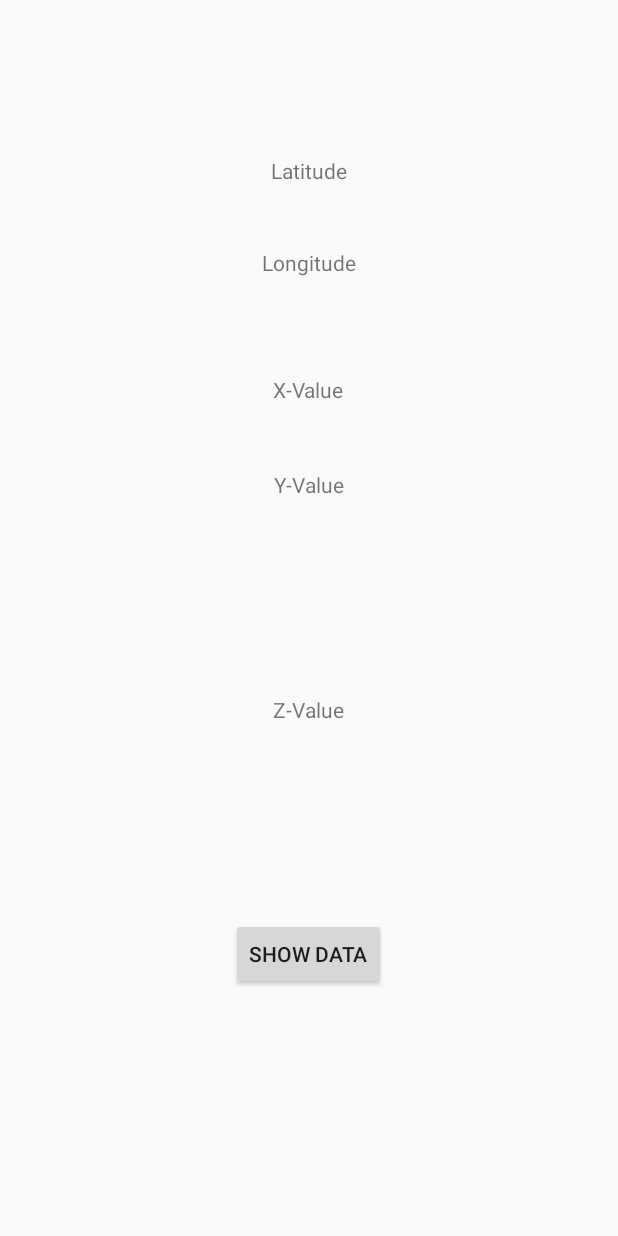
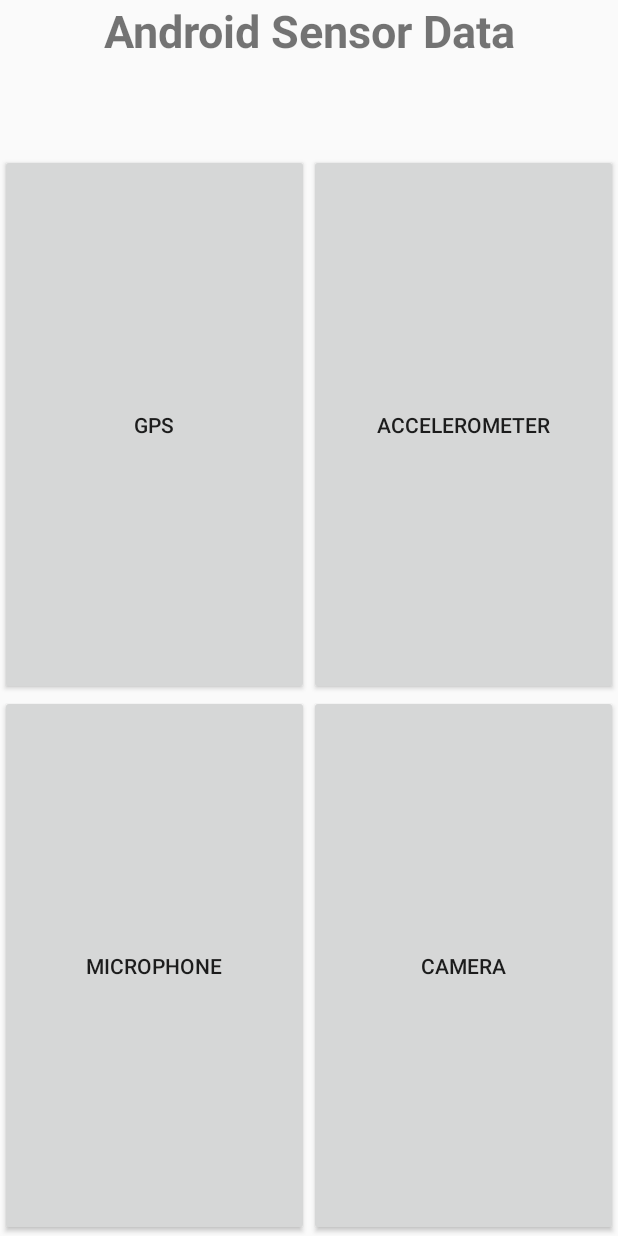
Before and after one commit to shuvornb/AndroidSensors, an Android app: the screen it shows after launch (MainActivity), on a phone screen of 412 x 824 dp. Run offline under Robolectric (Android 15) with nearby library versions, the phone set to English and light mode, and no system bars.

Commit message:
Home UI updated

```diff
--- a/app/src/main/java/com/ecit/androidsensors/MainActivity.kt
+++ b/app/src/main/java/com/ecit/androidsensors/MainActivity.kt
@@ -1,5 +1,6 @@
 package com.ecit.androidsensors
 
+import android.content.Intent
 import android.os.Bundle
 import androidx.appcompat.app.AppCompatActivity
 import kotlinx.android.synthetic.main.content_main.*
@@ -10,12 +11,14 @@ class MainActivity : AppCompatActivity() {
         super.onCreate(savedInstanceState)
         setContentView(R.layout.content_main)
 
-        btnShowData.setOnClickListener {
-            var locationDataProvider = LocationDataProvider()
-            val locationData = locationDataProvider.fetchLocationData(this, this)
+        btnCamera.setOnClickListener {
+            var intent = Intent(this, ImageActivity::class.java)
+            startActivity(intent)
+        }
 
-            txtViewLat.text = locationData.split(" ")[0]
-            txtViewLong.text = locationData.split(" ")[1]
+        btnGPS.setOnClickListener {
+            var gpsIntent = Intent(this, GPSActivity::class.java)
+            startActivity(gpsIntent)
         }
     }
 }
--- a/app/src/main/res/layout/content_main.xml
+++ b/app/src/main/res/layout/content_main.xml
@@ -1,64 +1,65 @@
 <?xml version="1.0" encoding="utf-8"?>
-<RelativeLayout xmlns:android="http://schemas.android.com/apk/res/android"
-    xmlns:tools="http://schemas.android.com/tools"
+
+<LinearLayout xmlns:android="http://schemas.android.com/apk/res/android"
     android:layout_width="match_parent"
     android:layout_height="match_parent"
-    tools:context=".MainActivity">
+    android:layout_alignParentStart="true"
+    android:layout_alignParentTop="true"
+    android:layout_marginStart="0dp"
+    android:layout_marginTop="0dp"
+    android:orientation="vertical">
 
     <TextView
-        android:id="@+id/txtViewLat"
-        android:layout_width="wrap_content"
+        android:id="@+id/txtViewAppName"
+        android:layout_width="match_parent"
         android:layout_height="wrap_content"
-        android:layout_alignParentTop="true"
-        android:layout_centerHorizontal="true"
-        android:layout_marginTop="104dp"
-        android:text="Latitude"
-        tools:layout_editor_absoluteX="172dp"
-        tools:layout_editor_absoluteY="237dp" />
+        android:layout_weight="0.2"
+        android:text="Android Sensor Data"
+        android:textAlignment="center"
+        android:textAllCaps="false"
+        android:textSize="30sp"
+        android:textStyle="bold" />
 
-    <TextView
-        android:id="@+id/txtViewLong"
-        android:layout_width="wrap_content"
+    <LinearLayout
+        android:layout_width="match_parent"
         android:layout_height="wrap_content"
-        android:layout_alignParentTop="true"
-        android:layout_centerHorizontal="true"
-        android:layout_marginTop="165dp"
-        android:text="Longitude" />
+        android:layout_weight="1"
+        android:orientation="horizontal">
 
-    <TextView
-        android:id="@+id/txtViewX"
-        android:layout_width="wrap_content"
+        <Button
+            android:id="@+id/btnGPS"
+            android:layout_width="match_parent"
+            android:layout_height="match_parent"
+            android:layout_weight="1"
+            android:text="GPS" />
+
+        <Button
+            android:id="@+id/btnAccelerometer"
+            android:layout_width="match_parent"
+            android:layout_height="match_parent"
+            android:layout_weight="1"
+            android:text="Accelerometer" />
+    </LinearLayout>
+
+    <LinearLayout
+        android:layout_width="match_parent"
         android:layout_height="wrap_content"
-        android:layout_alignParentTop="true"
-        android:layout_centerHorizontal="true"
-        android:layout_marginTop="250dp"
-        android:text="X-Value" />
+        android:layout_weight="1"
+        android:orientation="horizontal">
 
-    <TextView
-        android:id="@+id/txtViewY"
-        android:layout_width="wrap_content"
-        android:layout_height="wrap_content"
-        android:layout_alignParentTop="true"
-        android:layout_centerHorizontal="true"
-        android:layout_marginTop="313dp"
-        android:text="Y-Value" />
+        <Button
+            android:id="@+id/btnMicrophone"
+            android:layout_width="match_parent"
+            android:layout_height="match_parent"
+            android:layout_weight="1"
+            android:text="Microphone" />
 
-    <TextView
-        android:id="@+id/txtViewZ"
-        android:layout_width="wrap_content"
-        android:layout_height="wrap_content"
-        android:layout_alignParentBottom="true"
-        android:layout_centerHorizontal="true"
-        android:layout_marginBottom="341dp"
-        android:text="Z-Value" />
+        <Button
+            android:id="@+id/btnCamera"
+            android:layout_width="match_parent"
+            android:layout_height="match_parent"
+            android:layout_weight="1"
+            android:text="Camera" />
+    </LinearLayout>
 
-    <Button
-        android:id="@+id/btnShowData"
-        android:layout_width="wrap_content"
-        android:layout_height="wrap_content"
-        android:layout_alignParentBottom="true"
-        android:layout_centerHorizontal="true"
-        android:layout_marginBottom="164dp"
-        android:text="Show Data" />
-
-</RelativeLayout>
+</LinearLayout>
```
